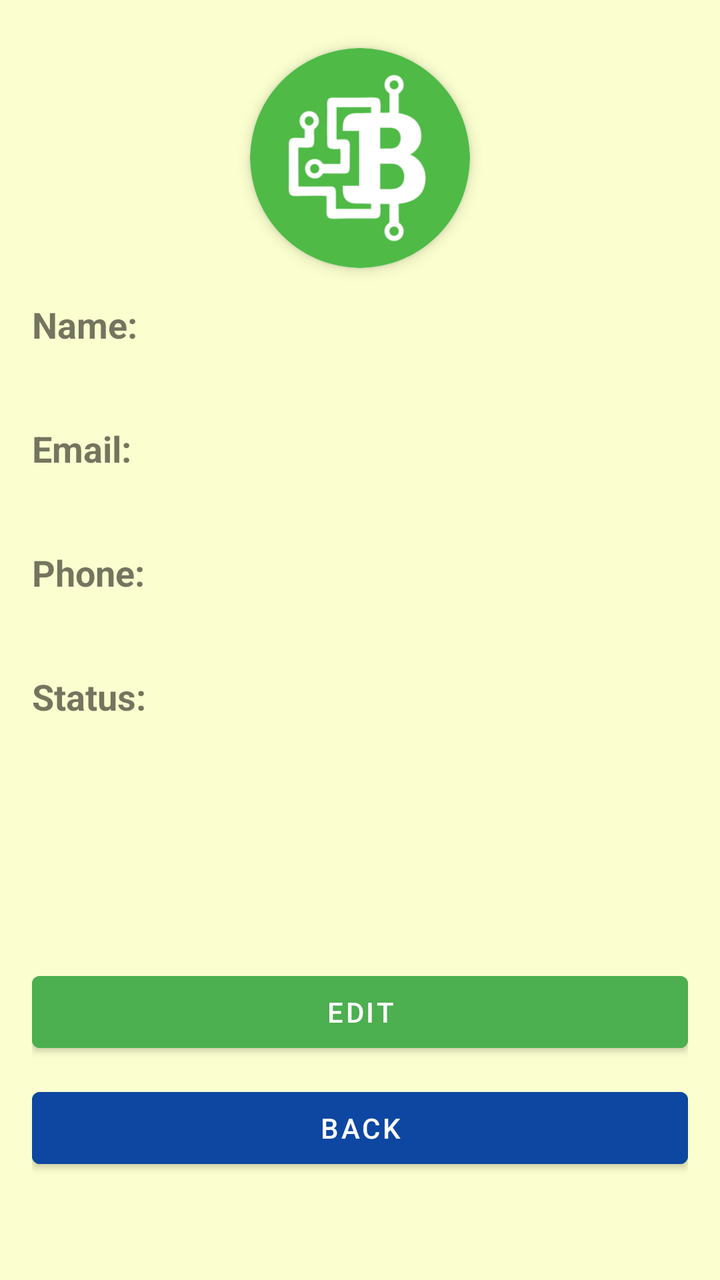
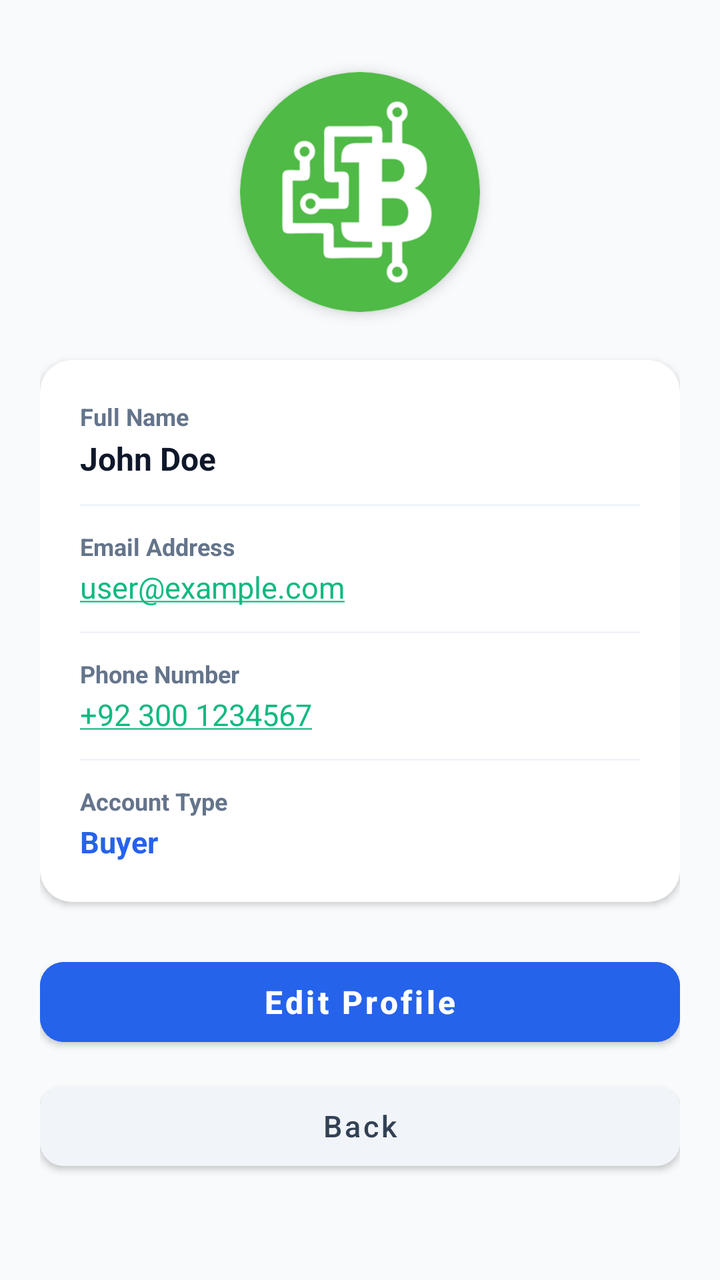

An Android layout rendered at two revisions. The XML below is the earlier revision; the diff shows what the commit changed to produce the second picture.
<!-- AndroidManifest.xml: application theme Theme.BitMarket -->
<!-- res/layout/activity_profile.xml -->
<?xml version="1.0" encoding="utf-8"?>
<LinearLayout xmlns:android="http://schemas.android.com/apk/res/android"
    xmlns:app="http://schemas.android.com/apk/res-auto"
    xmlns:tools="http://schemas.android.com/tools"
    android:layout_width="match_parent"
    android:layout_height="match_parent"
    android:orientation="vertical"
    android:padding="16dp"
    android:background="@color/light_yellow"

    tools:context=".ProfileActivity">

    <androidx.cardview.widget.CardView
        android:layout_width="110dp"
        android:layout_height="110dp"
        android:layout_gravity="center_horizontal"
        android:layout_marginTop="8dp"
        android:layout_marginBottom="16dp"
        app:cardCornerRadius="55dp"
        app:cardElevation="4dp">

        <ImageView
            android:id="@+id/imageViewProfile"
            android:layout_width="match_parent"
            android:layout_height="match_parent"
            android:scaleType="centerCrop"
            android:src="@drawable/logo" />
    </androidx.cardview.widget.CardView>

    
    <TextView
        android:id="@+id/textViewName"
        android:layout_width="wrap_content"
        android:layout_height="wrap_content"
        android:text="Name:"
        android:textSize="18sp"
        android:textStyle="bold" />

    <TextView
        android:id="@+id/textViewUserName"
        android:layout_width="wrap_content"
        android:layout_height="wrap_content"
        android:text=""
        android:textSize="16sp" />

    
    <TextView
        android:id="@+id/textViewEmail"
        android:layout_width="wrap_content"
        android:layout_height="wrap_content"
        android:text="Email:"
        android:textSize="18sp"
        android:textStyle="bold"
        android:layout_marginTop="16dp" />

    <TextView
        android:id="@+id/textViewUserEmail"
        android:layout_width="wrap_content"
        android:layout_height="wrap_content"
        android:autoLink="all"
        android:text=""
        android:textSize="16sp" />

    
    <TextView
        android:id="@+id/textViewPhone"
        android:layout_width="wrap_content"
        android:layout_height="wrap_content"
        android:text="Phone:"
        android:textSize="18sp"
        android:textStyle="bold"
        android:layout_marginTop="16dp" />

    <TextView
        android:id="@+id/textViewUserPhone"
        android:layout_width="wrap_content"
        android:layout_height="wrap_content"
        android:autoLink="all"
        android:text=""
        android:textSize="16sp" />

    
    <TextView
        android:id="@+id/textViewStatus"
        android:layout_width="wrap_content"
        android:layout_height="wrap_content"
        android:text="Status:"
        android:textSize="18sp"
        android:textStyle="bold"
        android:layout_marginTop="16dp" />

    <TextView
        android:id="@+id/textViewUserStatus"
        android:layout_width="wrap_content"
        android:layout_height="wrap_content"
        android:text=""
        android:textSize="16sp" />





    <Button
        android:layout_width="match_parent"
        android:layout_height="wrap_content"
        android:text="Edit"
        android:layout_marginTop="100dp"
        android:layout_gravity="bottom"
        android:onClick="edit"
        android:id="@+id/edit"
        android:backgroundTint="@color/purple_500"
        android:textColor="@color/white"
        />
    <Button
        android:layout_width="match_parent"
        android:layout_height="wrap_content"
        android:text="Back"
        android:layout_marginTop="10dp"
        android:layout_gravity="bottom"
        android:onClick="back"
        android:backgroundTint="@color/purple_200"

        />

</LinearLayout>
<!-- resources referenced by this layout -->
<resources>
  <color name="light_yellow">#FBFFCF</color>
  <color name="purple_200">#0D47A1</color>
  <color name="purple_500">#4CAF50</color>
  <color name="white">#FFFFFFFF</color>
  <!-- drawable logo: png bitmap (drawable, 8656 bytes) -->
  <style name="Theme.BitMarket" parent="Theme.MaterialComponents.DayNight.DarkActionBar">
          
          <item name="android:colorPrimary">@color/purple_500</item>
          <item name="colorPrimaryVariant">@color/purple_700</item>
          <item name="colorOnPrimary">@color/white</item>
          
          <item name="colorSecondary">@color/teal_200</item>
          <item name="colorSecondaryVariant">@color/teal_700</item>
          <item name="colorOnSecondary">@color/purple_500</item>
          
          <item name="android:statusBarColor">?attr/colorPrimaryVariant</item>
          
      </style>
  <color name="purple_700">#2980B9 </color>
  <color name="teal_200">#FF03DAC5</color>
  <color name="teal_700">#FF018786</color>
</resources>

<!-- the commit's change to res/layout/activity_profile.xml (unified diff, before → after) -->
@@ -1,125 +1,180 @@
 <?xml version="1.0" encoding="utf-8"?>
-<LinearLayout xmlns:android="http://schemas.android.com/apk/res/android"
+<ScrollView xmlns:android="http://schemas.android.com/apk/res/android"
     xmlns:app="http://schemas.android.com/apk/res-auto"
     xmlns:tools="http://schemas.android.com/tools"
     android:layout_width="match_parent"
     android:layout_height="match_parent"
-    android:orientation="vertical"
-    android:padding="16dp"
     android:background="@color/light_yellow"
-
+    android:fillViewport="true"
     tools:context=".ProfileActivity">
 
-    <androidx.cardview.widget.CardView
-        android:layout_width="110dp"
-        android:layout_height="110dp"
-        android:layout_gravity="center_horizontal"
-        android:layout_marginTop="8dp"
-        android:layout_marginBottom="16dp"
-        app:cardCornerRadius="55dp"
-        app:cardElevation="4dp">
-
-        <ImageView
-            android:id="@+id/imageViewProfile"
-            android:layout_width="match_parent"
-            android:layout_height="match_parent"
-            android:scaleType="centerCrop"
-            android:src="@drawable/logo" />
-    </androidx.cardview.widget.CardView>
-
-    
-    <TextView
-        android:id="@+id/textViewName"
-        android:layout_width="wrap_content"
-        android:layout_height="wrap_content"
-        android:text="Name:"
-        android:textSize="18sp"
-        android:textStyle="bold" />
-
-    <TextView
-        android:id="@+id/textViewUserName"
-        android:layout_width="wrap_content"
-        android:layout_height="wrap_content"
-        android:text=""
-        android:textSize="16sp" />
-
-    
-    <TextView
-        android:id="@+id/textViewEmail"
-        android:layout_width="wrap_content"
-        android:layout_height="wrap_content"
-        android:text="Email:"
-        android:textSize="18sp"
-        android:textStyle="bold"
-        android:layout_marginTop="16dp" />
-
-    <TextView
-        android:id="@+id/textViewUserEmail"
-        android:layout_width="wrap_content"
-        android:layout_height="wrap_content"
-        android:autoLink="all"
-        android:text=""
-        android:textSize="16sp" />
-
-    
-    <TextView
-        android:id="@+id/textViewPhone"
-        android:layout_width="wrap_content"
-        android:layout_height="wrap_content"
-        android:text="Phone:"
-        android:textSize="18sp"
-        android:textStyle="bold"
-        android:layout_marginTop="16dp" />
-
-    <TextView
-        android:id="@+id/textViewUserPhone"
-        android:layout_width="wrap_content"
-        android:layout_height="wrap_content"
-        android:autoLink="all"
-        android:text=""
-        android:textSize="16sp" />
-
-    
-    <TextView
-        android:id="@+id/textViewStatus"
-        android:layout_width="wrap_content"
-        android:layout_height="wrap_content"
-        android:text="Status:"
-        android:textSize="18sp"
-        android:textStyle="bold"
-        android:layout_marginTop="16dp" />
-
-    <TextView
-        android:id="@+id/textViewUserStatus"
-        android:layout_width="wrap_content"
-        android:layout_height="wrap_content"
-        android:text=""
-        android:textSize="16sp" />
-
-
-
-
-
-    <Button
+    <LinearLayout
         android:layout_width="match_parent"
         android:layout_height="wrap_content"
-        android:text="Edit"
-        android:layout_marginTop="100dp"
-        android:layout_gravity="bottom"
-        android:onClick="edit"
-        android:id="@+id/edit"
-        android:backgroundTint="@color/purple_500"
-        android:textColor="@color/white"
-        />
-    <Button
-        android:layout_width="match_parent"
-        android:layout_height="wrap_content"
-        android:text="Back"
-        android:layout_marginTop="10dp"
-        android:layout_gravity="bottom"
-        android:onClick="back"
-        android:backgroundTint="@color/purple_200"
+        android:orientation="vertical"
+        android:padding="20dp">
 
-        />
+        
+        <androidx.cardview.widget.CardView
+            android:layout_width="120dp"
+            android:layout_height="120dp"
+            android:layout_gravity="center_horizontal"
+            android:layout_marginTop="16dp"
+            android:layout_marginBottom="24dp"
+            app:cardCornerRadius="60dp"
+            app:cardElevation="4dp">
 
-</LinearLayout>
+            <ImageView
+                android:id="@+id/imageViewProfile"
+                android:layout_width="match_parent"
+                android:layout_height="match_parent"
+                android:scaleType="centerCrop"
+                android:src="@drawable/logo" />
+        </androidx.cardview.widget.CardView>
+
+        
+        <androidx.cardview.widget.CardView
+            android:layout_width="match_parent"
+            android:layout_height="wrap_content"
+            app:cardCornerRadius="16dp"
+            app:cardElevation="2dp"
+            app:cardBackgroundColor="@color/white">
+
+            <LinearLayout
+                android:layout_width="match_parent"
+                android:layout_height="wrap_content"
+                android:orientation="vertical"
+                android:padding="20dp">
+
+                
+                <TextView
+                    android:id="@+id/textViewName"
+                    android:layout_width="wrap_content"
+                    android:layout_height="wrap_content"
+                    android:text="Full Name"
+                    android:textColor="@color/slate_500"
+                    android:textSize="12sp"
+                    android:textStyle="bold" />
+
+                <TextView
+                    android:id="@+id/textViewUserName"
+                    android:layout_width="match_parent"
+                    android:layout_height="wrap_content"
+                    android:layout_marginTop="2dp"
+                    android:text="John Doe"
+                    android:textColor="@color/black"
+                    android:textSize="16sp"
+                    android:textStyle="bold" />
+
+                <View
+                    android:layout_width="match_parent"
+                    android:layout_height="1dp"
+                    android:layout_marginVertical="12dp"
+                    android:background="@color/slate_100" />
+
+                
+                <TextView
+                    android:id="@+id/textViewEmail"
+                    android:layout_width="wrap_content"
+                    android:layout_height="wrap_content"
+                    android:text="Email Address"
+                    android:textColor="@color/slate_500"
+                    android:textSize="12sp"
+                    android:textStyle="bold" />
+
+                <TextView
+                    android:id="@+id/textViewUserEmail"
+                    android:layout_width="match_parent"
+                    android:layout_height="wrap_content"
+                    android:layout_marginTop="2dp"
+                    android:autoLink="email"
+                    android:text="user@example.com"
+                    android:textColor="@color/black"
+                    android:textSize="15sp" />
+
+                <View
+                    android:layout_width="match_parent"
+                    android:layout_height="1dp"
+                    android:layout_marginVertical="12dp"
+                    android:background="@color/slate_100" />
+
+                
+                <TextView
+                    android:id="@+id/textViewPhone"
+                    android:layout_width="wrap_content"
+                    android:layout_height="wrap_content"
+                    android:text="Phone Number"
+                    android:textColor="@color/slate_500"
+                    android:textSize="12sp"
+                    android:textStyle="bold" />
+
+                <TextView
+                    android:id="@+id/textViewUserPhone"
+                    android:layout_width="match_parent"
+                    android:layout_height="wrap_content"
+                    android:layout_marginTop="2dp"
+                    android:autoLink="phone"
+                    android:text="+92 300 1234567"
+                    android:textColor="@color/black"
+                    android:textSize="15sp" />
+
+                <View
+                    android:layout_width="match_parent"
+                    android:layout_height="1dp"
+                    android:layout_marginVertical="12dp"
+                    android:background="@color/slate_100" />
+
+                
+                <TextView
+                    android:id="@+id/textViewStatus"
+                    android:layout_width="wrap_content"
+                    android:layout_height="wrap_content"
+                    android:text="Account Type"
+                    android:textColor="@color/slate_500"
+                    android:textSize="12sp"
+                    android:textStyle="bold" />
+
+                <TextView
+                    android:id="@+id/textViewUserStatus"
+                    android:layout_width="match_parent"
+                    android:layout_height="wrap_content"
+                    android:layout_marginTop="2dp"
+                    android:text="Buyer"
+                    android:textColor="@color/purple_500"
+                    android:textSize="15sp"
+                    android:textStyle="bold" />
+
+            </LinearLayout>
+        </androidx.cardview.widget.CardView>
+
+        
+        <Button
+            android:id="@+id/edit"
+            android:layout_width="match_parent"
+            android:layout_height="52dp"
+            android:layout_marginTop="24dp"
+            android:backgroundTint="@color/purple_500"
+            android:onClick="edit"
+            android:text="Edit Profile"
+            android:textAllCaps="false"
+            android:textColor="@color/white"
+            android:textSize="16sp"
+            android:textStyle="bold"
+            app:cornerRadius="12dp" />
+
+        <Button
+            android:layout_width="match_parent"
+            android:layout_height="52dp"
+            android:layout_marginTop="10dp"
+            android:layout_marginBottom="24dp"
+            android:backgroundTint="@color/slate_100"
+            android:onClick="back"
+            android:text="Back"
+            android:textAllCaps="false"
+            android:textColor="@color/slate_700"
+            android:textSize="15sp"
+            app:cornerRadius="12dp" />
+
+    </LinearLayout>
+
+</ScrollView>
<!-- resource entries referenced after the edit -->
@@ -1,25 +1,27 @@
 <!-- resources referenced by this layout -->
 <resources>
-  <color name="light_yellow">#FBFFCF</color>
-  <color name="purple_200">#0D47A1</color>
-  <color name="purple_500">#4CAF50</color>
-  <color name="white">#FFFFFFFF</color>
+  <color name="black">#0F172A</color>
+  <color name="light_yellow">#F8FAFC</color>
+  <color name="purple_500">#2563EB</color>
+  <color name="slate_100">#F1F5F9</color>
+  <color name="slate_500">#64748B</color>
+  <color name="slate_700">#334155</color>
+  <color name="white">#FFFFFF</color>
   <!-- drawable logo: png bitmap (drawable, 8656 bytes) -->
   <style name="Theme.BitMarket" parent="Theme.MaterialComponents.DayNight.DarkActionBar">
           
-          <item name="android:colorPrimary">@color/purple_500</item>
+          <item name="colorPrimary">@color/purple_500</item>
           <item name="colorPrimaryVariant">@color/purple_700</item>
           <item name="colorOnPrimary">@color/white</item>
           
           <item name="colorSecondary">@color/teal_200</item>
           <item name="colorSecondaryVariant">@color/teal_700</item>
-          <item name="colorOnSecondary">@color/purple_500</item>
+          <item name="colorOnSecondary">@color/white</item>
           
-          <item name="android:statusBarColor">?attr/colorPrimaryVariant</item>
-          
+          <item name="android:statusBarColor">@color/purple_700</item>
       </style>
-  <color name="purple_700">#2980B9 </color>
-  <color name="teal_200">#FF03DAC5</color>
-  <color name="teal_700">#FF018786</color>
+  <color name="purple_700">#1D4ED8</color>
+  <color name="teal_200">#10B981</color>
+  <color name="teal_700">#047857</color>
 </resources>
 
